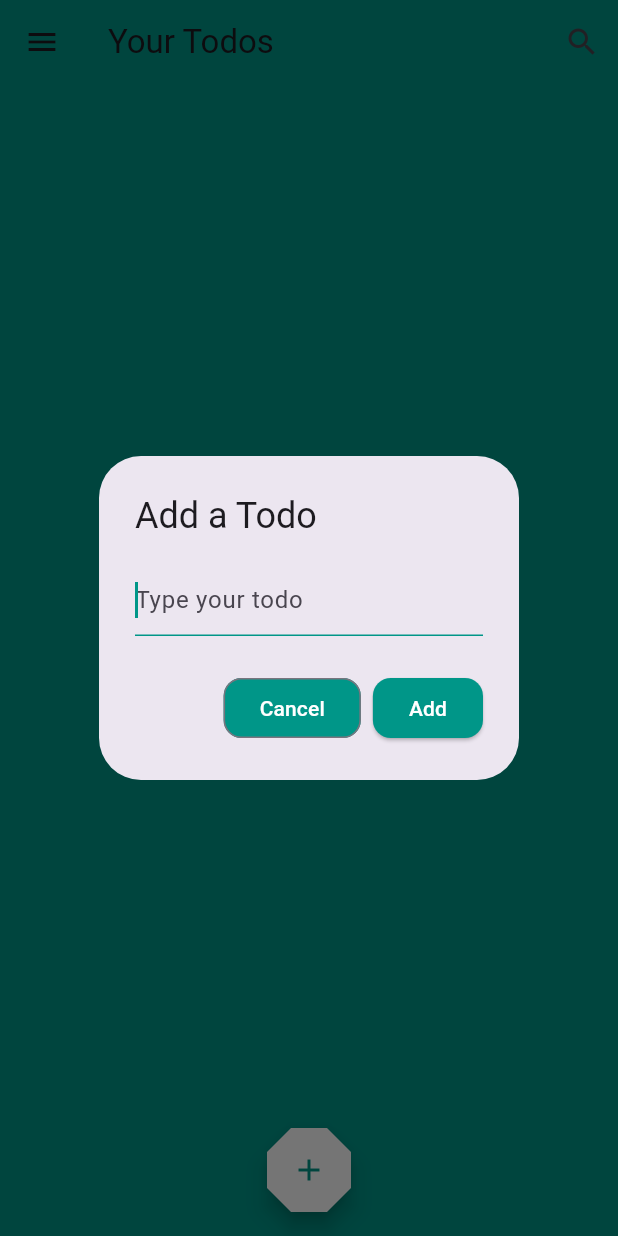
After one commit to OrMizL/todo_app, a Flutter app: the screen it shows after launch, after a tap on the "add" icon, on a phone screen of 412 x 824 dp. The commit adds this screen. Run offline on Flutter 3.47's test engine with Material 3 defaults, Android fonts, the phone set to English and light mode, and no system bars.

Commit message:
added dialog service and moved adding a new todo dialog from main.

```diff
--- a/lib/src/models/todo.dart
+++ b/lib/src/models/todo.dart
@@ -1,5 +1,7 @@
 class Todo {
-  Todo({required this.name, required this.completed});
   String name;
+  String description;
   bool completed;
+
+  Todo({required this.name, this.description = '', required this.completed});
 }
--- a/lib/src/screens/main_screen.dart
+++ b/lib/src/screens/main_screen.dart
@@ -1,5 +1,6 @@
 import 'package:flutter/material.dart';
 import 'package:todo_app/src/models/todo.dart';
+import 'package:todo_app/src/services/dialog_service.dart';
 import 'package:todo_app/src/widgets/todo_list.dart';
 
 class MainScreen extends StatefulWidget {
@@ -11,13 +12,21 @@ class MainScreen extends StatefulWidget {
 
 class _MainScreenState extends State<MainScreen> {
   final List<Todo> _todos = <Todo>[];
-  final TextEditingController _textFieldController = TextEditingController();
+  late DialogService dialogService;
 
-  void _addTodoItem(String name) {
-    setState(() {
-      _todos.add(Todo(name: name, completed: false));
-    });
-    _textFieldController.clear();
+  @override
+  void initState() {
+    super.initState();
+    dialogService = DialogService(context);
+  }
+
+  void _handleAddTodo() async {
+    final Todo? newTodo = await dialogService.showAddTodoDialog();
+    if (newTodo != null) {
+      setState(() {
+        _todos.add(Todo(name: newTodo.name, completed: false));
+      });
+    }
   }
 
   void _handleTodoChange(Todo todo) {
@@ -30,58 +39,6 @@ class _MainScreenState extends State<MainScreen> {
     setState(() {
       _todos.removeWhere((element) => element.name == todo.name);
     });
-  }
-
-  Future<void> _displayDialog() async {
-    return showDialog<void>(
-      context: context,
-      barrierDismissible: false,
-      builder: (BuildContext context) {
-        return AlertDialog(
-          title: const Text('Add a Todo'),
-          content: TextField(
-            controller: _textFieldController,
-            decoration: const InputDecoration(
-              hintText: 'Type your todo',
-              focusedBorder: UnderlineInputBorder(
-                borderSide: BorderSide(color: Colors.teal),
-              ),
-            ),
-            autofocus: true,
-            cursorColor: Colors.teal,
-          ),
-          actions: <Widget>[
-            OutlinedButton(
-              style: OutlinedButton.styleFrom(
-                shape: RoundedRectangleBorder(
-                  borderRadius: BorderRadius.circular(12),
-                ),
-                backgroundColor: Colors.teal,
-                foregroundColor: Colors.white,
-              ),
-              onPressed: () {
-                Navigator.of(context).pop();
-              },
-              child: const Text('Cancel'),
-            ),
-            ElevatedButton(
-              style: ElevatedButton.styleFrom(
-                shape: RoundedRectangleBorder(
-                  borderRadius: BorderRadius.circular(12),
-                ),
-                backgroundColor: Colors.teal,
-                foregroundColor: Colors.white,
-              ),
-              onPressed: () {
-                Navigator.of(context).pop();
-                _addTodoItem(_textFieldController.text);
-              },
-              child: const Text('Add'),
-            ),
-          ],
-        );
-      },
-    );
   }
 
   @override
@@ -141,7 +98,7 @@ class _MainScreenState extends State<MainScreen> {
           onTodoDelete: _handleTodoDelete),
       backgroundColor: Colors.teal,
       floatingActionButton: FloatingActionButton(
-        onPressed: () => _displayDialog(),
+        onPressed: _handleAddTodo,
         tooltip: 'Add Todo',
         backgroundColor: Colors.white,
         shape: const BeveledRectangleBorder(
--- /dev/null
+++ b/lib/src/services/dialog_service.dart
@@ -0,0 +1,16 @@
+import 'package:flutter/material.dart';
+import 'package:todo_app/src/models/todo.dart';
+import 'package:todo_app/src/widgets/add_todo_dialog.dart';
+
+class DialogService {
+  final BuildContext context;
+
+  DialogService(this.context);
+
+  Future<Todo?> showAddTodoDialog() async {
+    return showDialog<Todo>(
+      context: context,
+      builder: (BuildContext context) => AddTodoDialog(),
+    );
+  }
+}
--- /dev/null
+++ b/lib/src/widgets/add_todo_dialog.dart
@@ -0,0 +1,58 @@
+import 'package:flutter/material.dart';
+import 'package:todo_app/src/models/todo.dart';
+
+class AddTodoDialog extends StatelessWidget {
+  AddTodoDialog({super.key});
+
+  final TextEditingController textFieldController = TextEditingController();
+
+  @override
+  Widget build(BuildContext context) {
+    return AlertDialog(
+      title: const Text('Add a Todo'),
+      content: TextField(
+        controller: textFieldController,
+        decoration: const InputDecoration(
+          hintText: 'Type your todo',
+          focusedBorder: UnderlineInputBorder(
+            borderSide: BorderSide(color: Colors.teal),
+          ),
+        ),
+        autofocus: true,
+        cursorColor: Colors.teal,
+      ),
+      actions: <Widget>[
+        OutlinedButton(
+          style: OutlinedButton.styleFrom(
+            shape: RoundedRectangleBorder(
+              borderRadius: BorderRadius.circular(12),
+            ),
+            backgroundColor: Colors.teal,
+            foregroundColor: Colors.white,
+          ),
+          onPressed: () {
+            Navigator.of(context).pop();
+          },
+          child: const Text('Cancel'),
+        ),
+        ElevatedButton(
+          style: ElevatedButton.styleFrom(
+            shape: RoundedRectangleBorder(
+              borderRadius: BorderRadius.circular(12),
+            ),
+            backgroundColor: Colors.teal,
+            foregroundColor: Colors.white,
+          ),
+          onPressed: () {
+            // Navigator.of(context).pop();
+            Navigator.pop(context,
+                Todo(name: textFieldController.text, completed: false));
+            textFieldController.clear();
+            // _addTodoItem(textFieldController.text);
+          },
+          child: const Text('Add'),
+        ),
+      ],
+    );
+  }
+}
```
